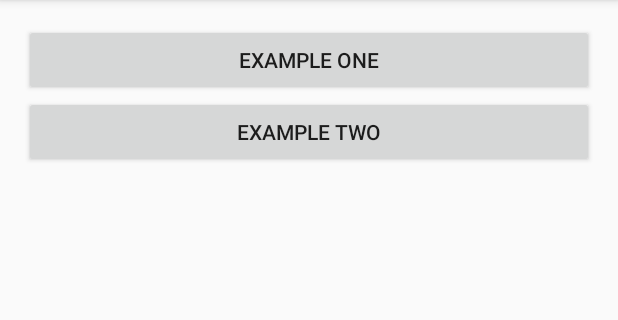
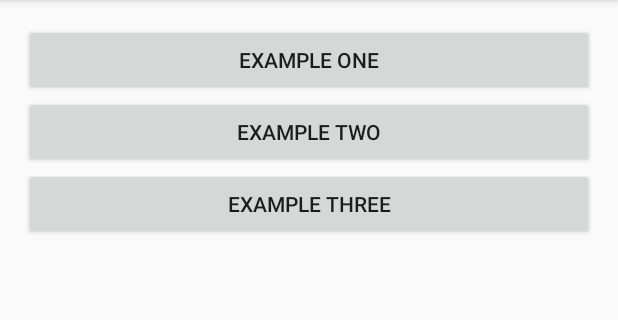
Before and after one commit to bernhardpflug/RxJavaDemo, an Android app: the screen it shows after launch (MainActivity), on a phone screen of 412 x 824 dp, the part 84-404 px from its top. Run offline under Robolectric (Android 15) with nearby library versions, the phone set to English and light mode, and no system bars; our stand-ins replace ButterKnife.

Commit message:
Adding example to show RxBindings in Android

```diff
--- a/app/src/main/res/layout/activity_main.xml
+++ b/app/src/main/res/layout/activity_main.xml
@@ -1,21 +1,30 @@
 <?xml version="1.0" encoding="utf-8"?>
 <LinearLayout xmlns:android="http://schemas.android.com/apk/res/android"
-    xmlns:tools="http://schemas.android.com/tools" android:layout_width="match_parent"
-    android:layout_height="match_parent" android:paddingLeft="@dimen/activity_horizontal_margin"
+    xmlns:tools="http://schemas.android.com/tools"
+    android:layout_width="match_parent"
+    android:layout_height="match_parent"
+    android:orientation="vertical"
+    android:paddingBottom="@dimen/activity_vertical_margin"
+    android:paddingLeft="@dimen/activity_horizontal_margin"
     android:paddingRight="@dimen/activity_horizontal_margin"
     android:paddingTop="@dimen/activity_vertical_margin"
-    android:paddingBottom="@dimen/activity_vertical_margin" tools:context=".MainActivity"
-    android:orientation="vertical">
+    tools:context=".MainActivity">
 
     <Button
         android:id="@+id/exampleOne"
-        android:text="@string/title_activity_example_one"
         android:layout_width="match_parent"
-        android:layout_height="wrap_content" />
+        android:layout_height="wrap_content"
+        android:text="@string/title_activity_example_one" />
 
     <Button
         android:id="@+id/exampleTwo"
-        android:text="@string/title_activity_example_two"
         android:layout_width="match_parent"
-        android:layout_height="wrap_content" />
+        android:layout_height="wrap_content"
+        android:text="@string/title_activity_example_two" />
+
+    <Button
+        android:id="@+id/exampleThree"
+        android:layout_width="match_parent"
+        android:layout_height="wrap_content"
+        android:text="@string/title_activity_example_three" />
 </LinearLayout>
--- a/app/src/main/res/values/strings.xml
+++ b/app/src/main/res/values/strings.xml
@@ -2,4 +2,10 @@
     <string name="app_name">RxJavaDemo</string>
     <string name="title_activity_example_one">Example One</string>
     <string name="title_activity_example_two">Example Two</string>
+    <string name="title_activity_example_three">Example Three</string>
+
+    <!-- Strings related to login -->
+    <string name="example_three_email">Email</string>
+    <string name="example_three_password">Password</string>
+    <string name="example_three_register">Register</string>
 </resources>
```
Also changed, not shown: app/build.gradle (+6 -2 lines), app/src/main/AndroidManifest.xml (+8 -7 lines), app/src/main/java/at/bernhardpflug/rxjavademo/ExampleThreeActivity.java (added, +103 -0 lines), app/src/main/java/at/bernhardpflug/rxjavademo/MainActivity.java (+6 -1 lines), app/src/main/res/layout/activity_example_one.xml (+8 -4 lines), app/src/main/res/layout/activity_example_three.xml (added, +52 -0 lines), 1 other file.
